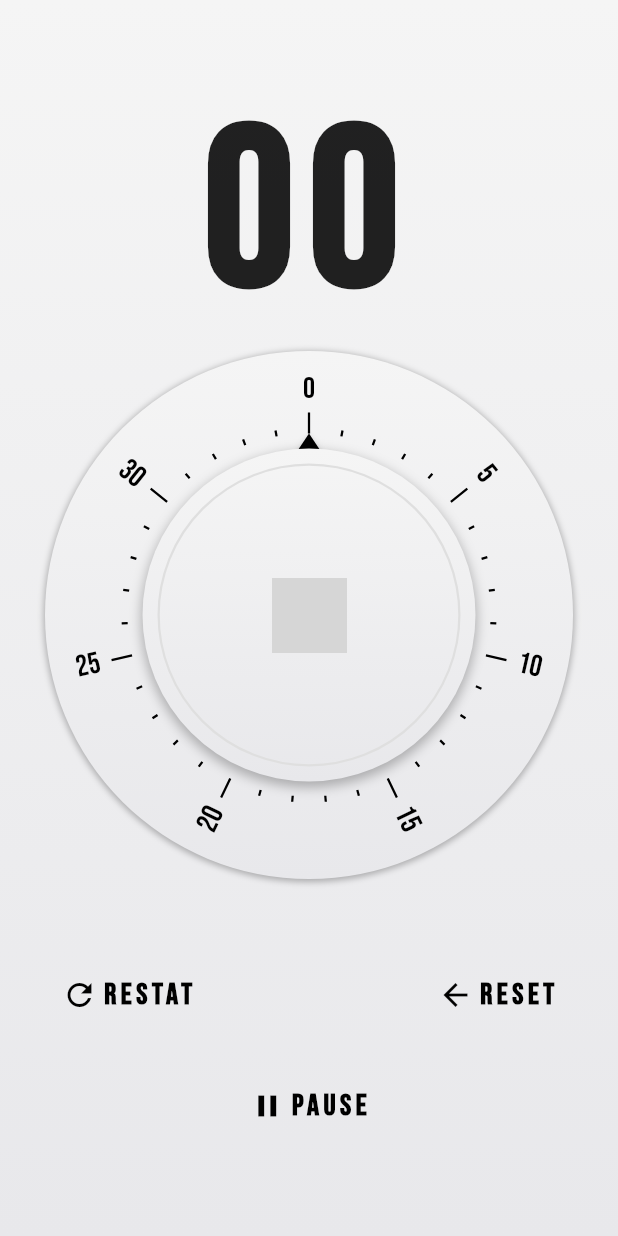
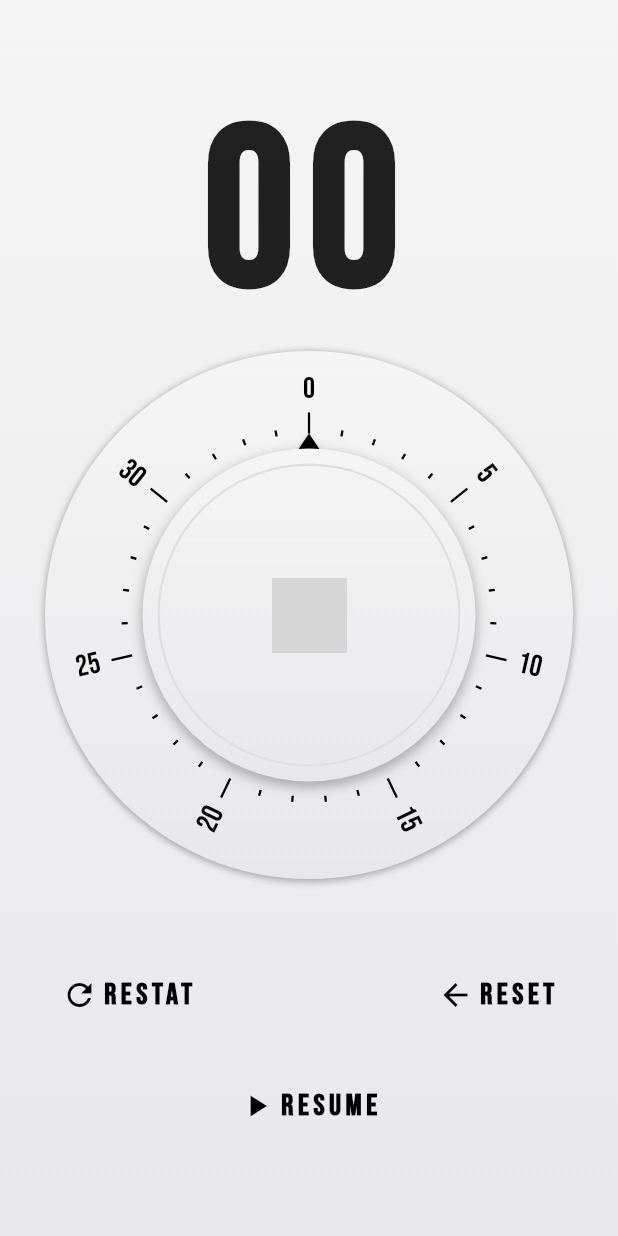
Before and after one commit to lucosi/egg_timer, a Flutter app: the screen it shows after launch, after a tap on "RESTAT", on a phone screen of 412 x 824 dp. Run offline on Flutter 3.47's test engine with Material 2 defaults, Android fonts, the phone set to English and light mode, and no system bars; network calls fail; grey boxes are pictures that could not be loaded.

Commit message:
Button action implemented

```diff
--- a/lib/egg_timer.dart
+++ b/lib/egg_timer.dart
@@ -27,9 +27,40 @@ class EggTimer {
   }
 
   resume() {
-    state = EggTimerState.running;
+    if (state != EggTimerState.running) {
+      state = EggTimerState.running;
     stopwatch.start();
     _tick();
+    }
+  }
+
+  pause() {
+    if (state == EggTimerState.running) {
+      state = EggTimerState.poused;
+      stopwatch.stop();
+      if (onTimeUpdate != null) {
+        onTimeUpdate();
+      }
+    }
+  }
+
+  restart() {
+    if (state == EggTimerState.poused) {
+      state = EggTimerState.running;
+      _currentTime = lastStartTime;
+      stopwatch.reset();
+      stopwatch.start();
+      _tick();
+    }
+  }
+
+  reset() {
+    if (state == EggTimerState.poused) {
+      state = EggTimerState.ready;
+      _currentTime = const Duration(seconds: 0);
+      lastStartTime = _currentTime;
+      stopwatch.reset();
+    }
   }
 
   _tick() {
--- a/lib/egg_timer_button.dart
+++ b/lib/egg_timer_button.dart
@@ -4,19 +4,19 @@ class EggTimerButton extends StatelessWidget {
 
   final IconData icon;
   final String text;
+  final Function() onPressed;
 
   EggTimerButton({
     this.icon,
     this.text,
+    this.onPressed,
   });
 
   @override
   Widget build(BuildContext context) {
     return new FlatButton(
       splashColor: const Color(0x22000000),
-      onPressed: () {
-        debugPrint("Pouse button press..");
-      },
+      onPressed: onPressed,
       child: new Padding(
         padding: const EdgeInsets.all(25.0),
         child: new Row(
--- a/lib/egg_timer_controls.dart
+++ b/lib/egg_timer_controls.dart
@@ -1,7 +1,22 @@
+import 'package:egg_timer/egg_timer.dart';
 import 'package:egg_timer/egg_timer_button.dart';
 import 'package:flutter/material.dart';
 
 class EggTimerControls extends StatefulWidget {
+  final eggTimerState;
+  final Function() onPause;
+  final Function() onResume;
+  final Function() onRestart;
+  final Function() onReset;
+
+  EggTimerControls({
+    this.eggTimerState,
+    this.onPause,
+    this.onReset,
+    this.onRestart,
+    this.onResume,
+  });
+
   @override
   _EggTimerControlsState createState() => new _EggTimerControlsState();
 }
@@ -11,22 +26,37 @@ class _EggTimerControlsState extends State<EggTimerControls> {
   Widget build(BuildContext context) {
     return new Column(
       children: [
-        new Row(
+        new Opacity(
+          opacity: 1.0,
+          child: new Row(
             children: [
               new EggTimerButton(
                 icon: Icons.refresh,
                 text: 'RESTAT',
+                onPressed: widget.onRestart,
               ),
               new Expanded(child: new Container()),
               new EggTimerButton(
                 icon: Icons.arrow_back,
                 text: 'RESET',
+                onPressed: widget.onReset,
               ),
             ],
           ),
-        new EggTimerButton(
-          icon: Icons.pause,
-          text: 'PAUSE',
+        ),
+        new Transform(
+          transform: new Matrix4.translationValues(0.0, 0.0, 0.0),
+          child: new EggTimerButton(
+            icon: widget.eggTimerState == EggTimerState.running
+                ? Icons.pause
+                : Icons.play_arrow,
+            text: widget.eggTimerState == EggTimerState.running
+                ? 'PAUSE'
+                : 'RESUME',
+            onPressed: widget.eggTimerState == EggTimerState.running
+                ? widget.onPause
+                : widget.onResume,
+          ),
         ),
       ],
     );
--- a/lib/main.dart
+++ b/lib/main.dart
@@ -28,7 +28,7 @@ class _MyAppState extends State<MyApp> {
 
   _onTimeSelected(Duration newTime) {
     setState(() {
-      if (newTime.inSeconds >= 0) {
+      if (newTime.inSeconds >= 0){
         eggTimer.currentTime = newTime;
       } else if (newTime.inSeconds > eggTimer.maxTime.inSeconds) {
         eggTimer.currentTime = Duration(seconds: 0);
@@ -81,7 +81,21 @@ class _MyAppState extends State<MyApp> {
                   onDialStopTurning: _onDialStopTurning,
                 ),
                 new Expanded(child: new Container()),
-                new EggTimerControls(),
+                new EggTimerControls(
+                  eggTimerState: eggTimer.state,
+                  onPause: () {
+                    setState(() => eggTimer.pause());
+                  },
+                  onResume: () {
+                    setState(() => eggTimer.resume());
+                  },
+                  onReset: () {
+                    setState(() => eggTimer.reset());
+                  },
+                  onRestart: () {
+                    setState(() => eggTimer.restart());
+                  },
+                ),
                 new Container(
                   width: double.infinity,
                   color: const Color.fromARGB(10, 1000, 1000, 1000),
```
Also changed, not shown: lib/egg_timer_dial.dart (+4 -6 lines), lib/egg_timer_time_display.dart (line endings or trailing spaces). Lines whose indentation alone changed are shown as unchanged.
